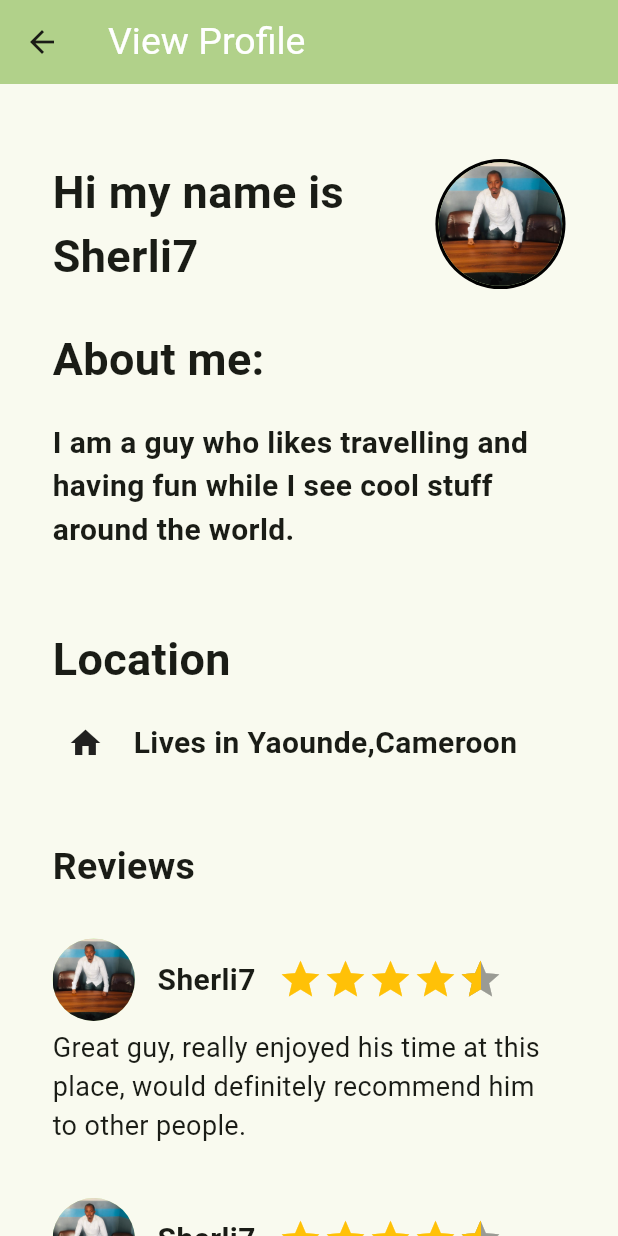
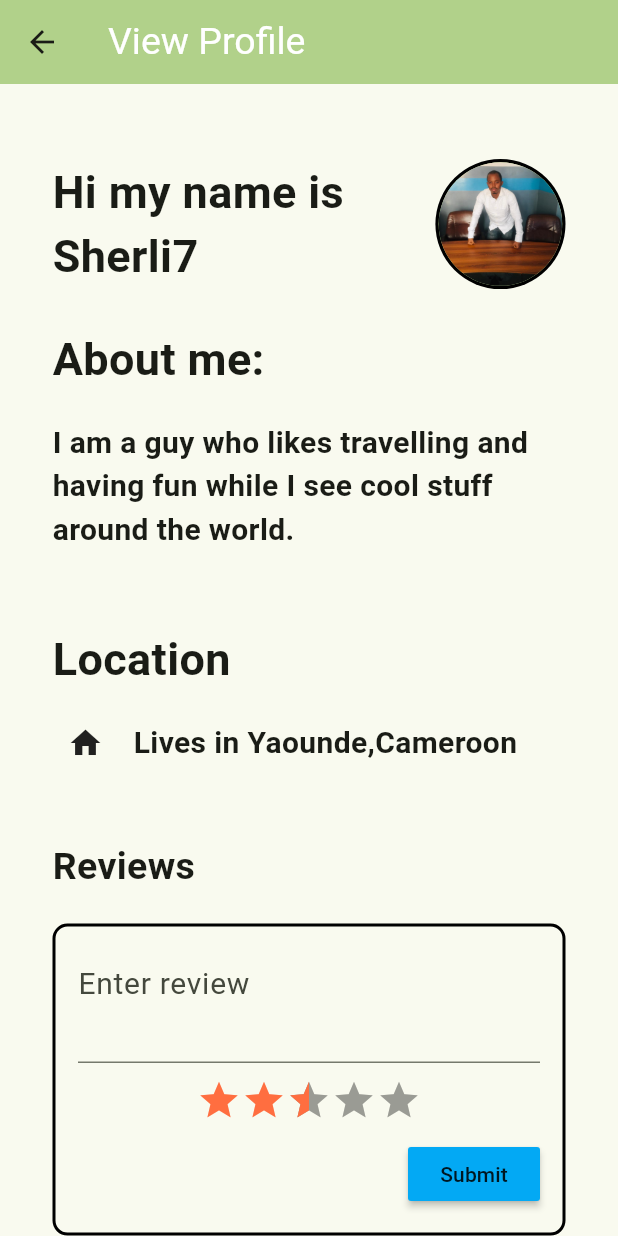
Before and after one commit to Sherli7/allobailleur-repo, a Flutter app: the ViewProfilePage screen opened by its route, on a phone screen of 412 x 824 dp. Run offline on Flutter 3.47's test engine with Material 3 defaults, Android fonts, the phone set to English and light mode, and no system bars; drawn by our look-alikes of auto_size_text, flutter_rating_bar.

Commit message:
ReviewForm:Our Goals : Create the review form widget and Inputs for text and rating

```diff
--- a/lib/Screens/viewProfilePage.dart
+++ b/lib/Screens/viewProfilePage.dart
@@ -3,6 +3,7 @@ import 'package:flutter/material.dart';
 import 'package:rent_house/Screens/guestHomePage.dart';
 import 'package:rent_house/Views/ListWidgets.dart';
 import 'package:rent_house/Views/TextWidgets.dart';
+import 'package:rent_house/Views/formWidgets.dart';
 
 class ViewProfilePage extends StatefulWidget {
   static const String routeName = '/viewProfilePageRoute';
@@ -120,6 +121,10 @@ class _MyViewProfilePageState extends State<ViewProfilePage> {
                 ),
                 Padding(
                   padding: const EdgeInsets.only(top: 20.0),
+                  child: ReviewForm(),
+                ),
+                Padding(
+                  padding: const EdgeInsets.only(top: 20.0),
                   child:ListView.builder(
                     itemCount: 2,
                     shrinkWrap: true,
--- a/lib/Views/ListWidgets.dart
+++ b/lib/Views/ListWidgets.dart
@@ -39,7 +39,7 @@ class ReviewListTitleState extends State<ReviewListTitle> {
               itemSize: 30.0, // Size of each star
               itemBuilder: (context, _) => const Icon(
                 Icons.star,
-                color: Colors.amber,
+                color: Colors.deepOrange,
               ),
               onRatingUpdate: (rating) {
                 print(rating);
--- a/lib/Views/formWidgets.dart
+++ b/lib/Views/formWidgets.dart
@@ -0,0 +1,74 @@
+import 'package:flutter/material.dart';
+import 'package:flutter_rating_bar/flutter_rating_bar.dart';
+import 'package:rent_house/Models/AppConstants.dart';
+
+class ReviewForm extends StatefulWidget {  @override
+
+const ReviewForm({super.key});
+
+  @override
+  ReviewFormState createState()=>ReviewFormState();
+}
+
+
+class ReviewFormState extends State<ReviewForm>{
+  @override
+  Widget build(BuildContext context) {
+   return Container(
+     decoration: BoxDecoration(
+       border: Border.all(
+         color: Colors.black,
+         width: 2.0,
+       ),
+       borderRadius: BorderRadius.circular(10.0),
+     ),
+     child: Padding(
+       padding: const EdgeInsets.all(15.0),
+       child: Column(
+         crossAxisAlignment: CrossAxisAlignment.end,
+         children: <Widget>[
+           Form(
+               child: Column(
+                 children:<Widget> [
+                   TextFormField(
+                     decoration: const InputDecoration(
+                       hintText: 'Enter review'
+                     ),
+                     maxLines: 2,
+                     style: const TextStyle(
+                       fontSize: 20.0
+                     ),
+                   ),
+                   Padding(
+                     padding: const EdgeInsets.only(top:10.0, bottom: 10.0),
+                     child: RatingBar.builder(
+                       initialRating: 2.5, // Example rating value
+                       minRating: 1,
+                       direction: Axis.horizontal,
+                       allowHalfRating: true,
+                       itemCount: 5,
+                       itemSize: 30.0, // Size of each star
+                       itemBuilder: (context, _) => const Icon(
+                         Icons.star,
+                         color: Colors.deepOrangeAccent,
+                       ),
+                       onRatingUpdate: (rating) {
+                         print(rating);
+                       },
+                     ),
+                   ),
+                 ],
+               ),
+           ),
+           MaterialButton(
+             onPressed: (){},
+             child: const Text('Submit'),
+             color: Colors.lightBlue,
+           ),
+         ],
+       ),
+     ),
+   );
+  }
+
+}
```
